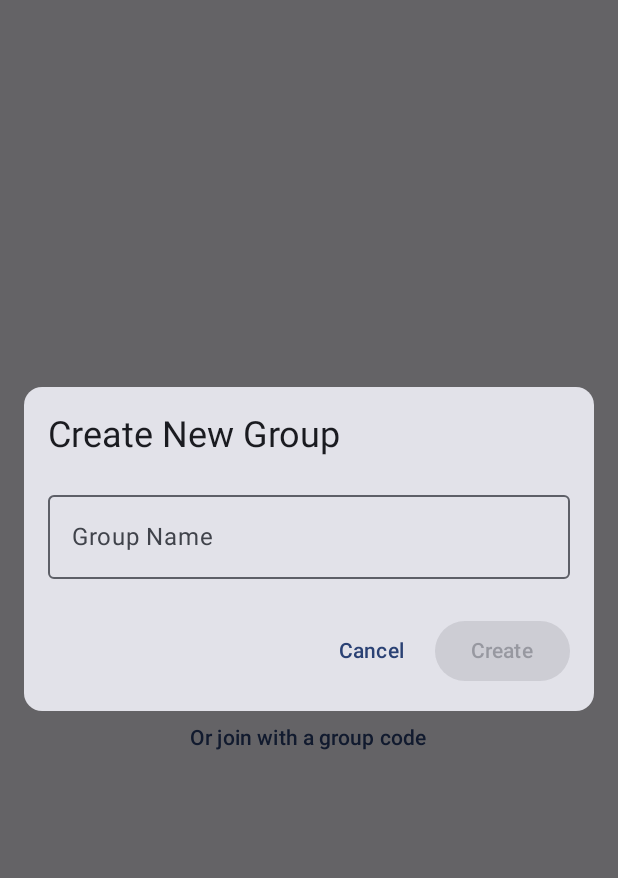
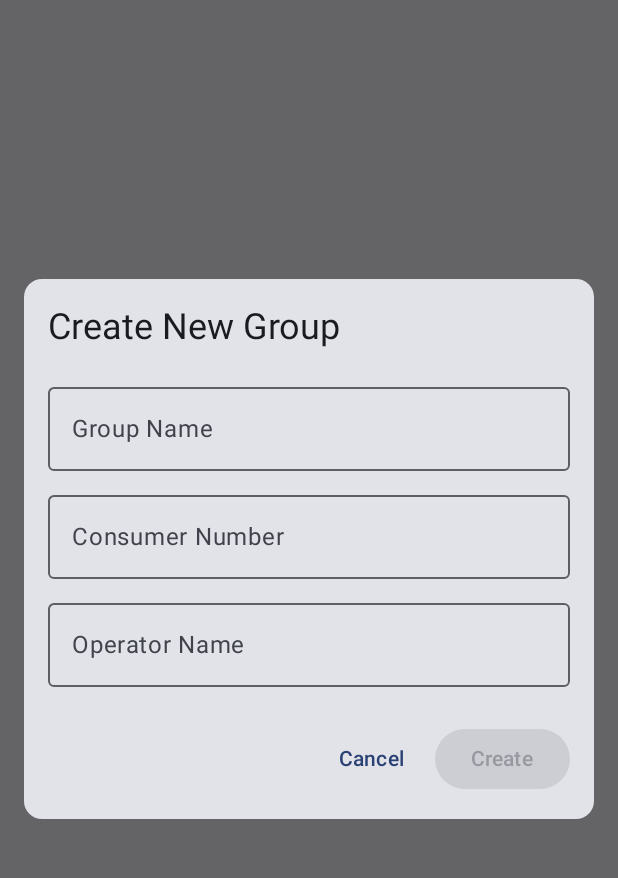
Before and after one commit to obi2605/electrosplit, an Android app built with Jetpack Compose: the HomeScreen screen opened through its navigation route, after a tap on "Create a Group", on a phone screen of 412 x 824 dp, the part 69-947 px from its top. Run offline under Robolectric (Android 15) with nearby library versions, the light colour scheme and no system bars; our stand-ins replace accompanist; libraries missing offline, so code that uses them is left out: androidx.camera.core, com.google.auth.oauth2, com.google.cloud.vision; 3 statements that could not run were skipped.

Commit message:
Schemas redefined: Each Group now associated with an updateable bill

```diff
--- a/ElectrosplitApp/app/src/main/java/com/example/electrosplitapp/BillService.kt
+++ b/ElectrosplitApp/app/src/main/java/com/example/electrosplitapp/BillService.kt
@@ -36,6 +36,9 @@ interface BillService {
     @GET("getGroupForUser/{phone}")
     fun getGroupForUser(@Path("phone") phone: String): Call<GroupDetailsResponse?>
 
+    @POST("updateGroupBill/{groupId}")
+    fun updateGroupBill(@Path("groupId") groupId: Int, @Body request: BillRequest): Call<AuthResponse>
+
 
 
 }
--- a/ElectrosplitApp/app/src/main/java/com/example/electrosplitapp/screens/CreateGroupDialog.kt
+++ b/ElectrosplitApp/app/src/main/java/com/example/electrosplitapp/screens/CreateGroupDialog.kt
@@ -7,18 +7,19 @@ import androidx.compose.runtime.*
 import androidx.compose.ui.Modifier
 import androidx.compose.ui.focus.FocusRequester
 import androidx.compose.ui.focus.focusRequester
-import androidx.compose.ui.res.stringResource
 import androidx.compose.ui.unit.dp
 import androidx.compose.ui.window.Dialog
-import com.example.electrosplitapp.R
 
 @Composable
 fun CreateGroupDialog(
     onDismiss: () -> Unit,
-    onCreate: (String) -> Unit,
+    onCreate: (String, String, String) -> Unit, // (groupName, consumerNumber, operator)
     isLoading: Boolean
 ) {
     var groupName by remember { mutableStateOf("") }
+    var consumerNumber by remember { mutableStateOf("") }
+    var operator by remember { mutableStateOf("") }
+
     val focusRequester = remember { FocusRequester() }
 
     Dialog(onDismissRequest = onDismiss) {
@@ -47,6 +48,26 @@ fun CreateGroupDialog(
                     singleLine = true
                 )
 
+                Spacer(modifier = Modifier.height(8.dp))
+
+                OutlinedTextField(
+                    value = consumerNumber,
+                    onValueChange = { consumerNumber = it },
+                    label = { Text("Consumer Number") },
+                    modifier = Modifier.fillMaxWidth(),
+                    singleLine = true
+                )
+
+                Spacer(modifier = Modifier.height(8.dp))
+
+                OutlinedTextField(
+                    value = operator,
+                    onValueChange = { operator = it },
+                    label = { Text("Operator Name") },
+                    modifier = Modifier.fillMaxWidth(),
+                    singleLine = true
+                )
+
                 Spacer(modifier = Modifier.height(24.dp))
 
                 Row(
@@ -63,8 +84,10 @@ fun CreateGroupDialog(
                     Spacer(modifier = Modifier.width(8.dp))
 
                     Button(
-                        onClick = { onCreate(groupName) },
-                        enabled = groupName.isNotBlank() && !isLoading
+                        onClick = {
+                            onCreate(groupName, consumerNumber, operator)
+                        },
+                        enabled = groupName.isNotBlank() && consumerNumber.isNotBlank() && operator.isNotBlank() && !isLoading
                     ) {
                         if (isLoading) {
                             CircularProgressIndicator(
--- a/ElectrosplitApp/app/src/main/java/com/example/electrosplitapp/screens/GroupOptionsScreen.kt
+++ b/ElectrosplitApp/app/src/main/java/com/example/electrosplitapp/screens/GroupOptionsScreen.kt
@@ -10,10 +10,8 @@ import androidx.compose.runtime.*
 import androidx.compose.ui.Alignment
 import androidx.compose.ui.Modifier
 import androidx.compose.ui.graphics.vector.ImageVector
-import androidx.compose.ui.res.stringResource
 import androidx.compose.ui.text.style.TextAlign
 import androidx.compose.ui.unit.dp
-import com.example.electrosplitapp.R
 
 @Composable
 fun GroupOptionsScreen(
--- a/ElectrosplitApp/app/src/main/java/com/example/electrosplitapp/screens/HomeScreen.kt
+++ b/ElectrosplitApp/app/src/main/java/com/example/electrosplitapp/screens/HomeScreen.kt
@@ -102,8 +102,19 @@ fun HomeScreen(
     }
 
     LaunchedEffect(currentGroupId) {
-        currentGroupId?.toIntOrNull()?.let { groupViewModel.fetchGroupDetails(it) }
+        currentGroupId?.toIntOrNull()?.let { groupId ->
+            groupViewModel.fetchGroupDetails(groupId)
+        }
     }
+    LaunchedEffect(groupDetails?.consumerNumber, groupDetails?.operator) {
+        val consumer = groupDetails?.consumerNumber
+        val operator = groupDetails?.operator
+        if (!consumer.isNullOrBlank() && !operator.isNullOrBlank()) {
+            billViewModel.fetchBill(consumer, operator)
+        }
+    }
+
+
 
     if (!groupRestored) {
         Box(modifier = Modifier.fillMaxSize(), contentAlignment = Alignment.Center) {
@@ -275,7 +286,14 @@ fun HomeScreen(
                         groupQr = groupViewModel.authManager.currentGroupQr.collectAsState(initial = "").value ?: "",
                         isCreator = isGroupCreator,
                         onEditGroup = {
-                            groupViewModel.updateGroupName(it) { showDrawer = false }
+                            groupViewModel.updateGroupName(it) {
+                                showDrawer = false
+                            }
+                        },
+                        onEditBill = { newConsumerNumber, newOperator ->
+                            groupViewModel.updateGroupBill(newConsumerNumber, newOperator) {
+                                showDrawer = false
+                            }
                         },
                         onLeaveGroup = {
                             groupViewModel.leaveGroup { showDrawer = false }
@@ -283,13 +301,13 @@ fun HomeScreen(
                         onDeleteGroup = {
                             groupViewModel.deleteGroup { showDrawer = false }
                         },
-                        onDismiss = { showDrawer = false },
                         onLogout = {
                             billViewModel.viewModelScope.launch {
                                 billViewModel.logout()
                                 onLogout()
                             }
-                        }
+                        },
+                        onDismiss = { showDrawer = false }
                     )
                 }
             }
@@ -373,7 +391,11 @@ fun HomeScreen(
     if (showCreateGroupDialog) {
         CreateGroupDialog(
             onDismiss = { showCreateGroupDialog = false },
-            onCreate = { name -> groupViewModel.createGroup(name) { showCreateGroupDialog = false } },
+            onCreate = { name, consumerNumber, operator ->
+                groupViewModel.createGroup(name, consumerNumber, operator) {
+                    showCreateGroupDialog = false
+                }
+            },
             isLoading = groupLoading
         )
     }
--- a/ElectrosplitApp/app/src/main/java/com/example/electrosplitapp/screens/JoinGroupDialog.kt
+++ b/ElectrosplitApp/app/src/main/java/com/example/electrosplitapp/screens/JoinGroupDialog.kt
@@ -7,10 +7,9 @@ import androidx.compose.runtime.*
 import androidx.compose.ui.Modifier
 import androidx.compose.ui.focus.FocusRequester
 import androidx.compose.ui.focus.focusRequester
-import androidx.compose.ui.res.stringResource
 import androidx.compose.ui.unit.dp
 import androidx.compose.ui.window.Dialog
-import com.example.electrosplitapp.R
+
 
 @Composable
 fun JoinGroupDialog(
--- a/ElectrosplitApp/app/src/main/java/com/example/electrosplitapp/screens/QRScannerScreen.kt
+++ b/ElectrosplitApp/app/src/main/java/com/example/electrosplitapp/screens/QRScannerScreen.kt
@@ -15,7 +15,6 @@ import androidx.compose.ui.Modifier
 import androidx.compose.ui.platform.LocalContext
 import androidx.compose.ui.unit.dp
 import androidx.core.content.ContextCompat
-import androidx.lifecycle.LifecycleOwner
 import androidx.camera.view.PreviewView
 import androidx.compose.ui.Alignment
 import androidx.compose.ui.viewinterop.AndroidView
--- a/ElectrosplitApp/app/src/main/java/com/example/electrosplitapp/utils/QRGenerator.kt
+++ b/ElectrosplitApp/app/src/main/java/com/example/electrosplitapp/utils/QRGenerator.kt
@@ -3,7 +3,6 @@ package com.example.electrosplitapp.utils
 import android.graphics.Bitmap
 import android.graphics.Color
 import android.util.Base64
-import com.google.mlkit.vision.barcode.common.Barcode
 import com.google.zxing.BarcodeFormat
 import com.google.zxing.qrcode.QRCodeWriter
 import java.io.ByteArrayOutputStream
--- a/ElectrosplitApp/app/src/main/java/com/example/electrosplitapp/viewmodels/BillViewModel.kt
+++ b/ElectrosplitApp/app/src/main/java/com/example/electrosplitapp/viewmodels/BillViewModel.kt
@@ -11,7 +11,6 @@ import kotlinx.coroutines.Dispatchers
 import kotlinx.coroutines.flow.MutableStateFlow
 import kotlinx.coroutines.flow.StateFlow
 import kotlinx.coroutines.flow.asStateFlow
-import kotlinx.coroutines.flow.first
 import kotlinx.coroutines.launch
 import kotlinx.coroutines.withContext
 
@@ -29,31 +28,20 @@ class BillViewModel(
     private val _errorMessage = MutableStateFlow<String?>(null)
     val errorMessage: StateFlow<String?> = _errorMessage.asStateFlow()
 
-    // Auth data flows
-    val consumerNumber = authManager.consumerNumber
-    val operatorName = authManager.operatorName
-    val userName = authManager.userName  // Changed from accountName to userName
 
-    init {
-        Log.d("BillViewModel", "ViewModel initialized")
-        fetchBill()
-    }
-
-    private fun fetchBill() {
+    // ✅ Call this manually with group-sourced values
+    fun fetchBill(consumerNumber: String, operatorName: String) {
         viewModelScope.launch {
             _isLoading.value = true
             _errorMessage.value = null
 
             try {
-                val consumer = consumerNumber.first()
-                val operator = operatorName.first()
-
-                if (consumer == null || operator == null) {
-                    _errorMessage.value = "Consumer/Operator not set in auth"
+                if (consumerNumber.isBlank() || operatorName.isBlank()) {
+                    _errorMessage.value = "Invalid bill information"
                     return@launch
                 }
 
-                val request = BillRequest(consumer, operator)
+                val request = BillRequest(consumerNumber, operatorName)
                 val response = withContext(Dispatchers.IO) {
                     billService.fetchBill(request).execute()
                 }
```
Also changed, not shown: ElectrosplitApp/app/src/main/java/com/example/electrosplitapp/Models.kt (+5 -5 lines), ElectrosplitApp/app/src/main/java/com/example/electrosplitapp/components/GroupDrawer.kt (+60 -25 lines), ElectrosplitApp/app/src/main/java/com/example/electrosplitapp/data/AuthManager.kt (+3 -5 lines), ElectrosplitApp/app/src/main/java/com/example/electrosplitapp/screens/LoginScreen.kt (+3 -4 lines), ElectrosplitApp/app/src/main/java/com/example/electrosplitapp/screens/RegisterScreen.kt (+6 -32 lines), ElectrosplitApp/app/src/main/java/com/example/electrosplitapp/viewmodels/GroupViewModel.kt (+42 -16 lines), electrosplit-api/src/main/kotlin/Routing.kt (+61 -38 lines), electrosplit-api/src/main/kotlin/Serialization.kt (+13 -6 lines).
